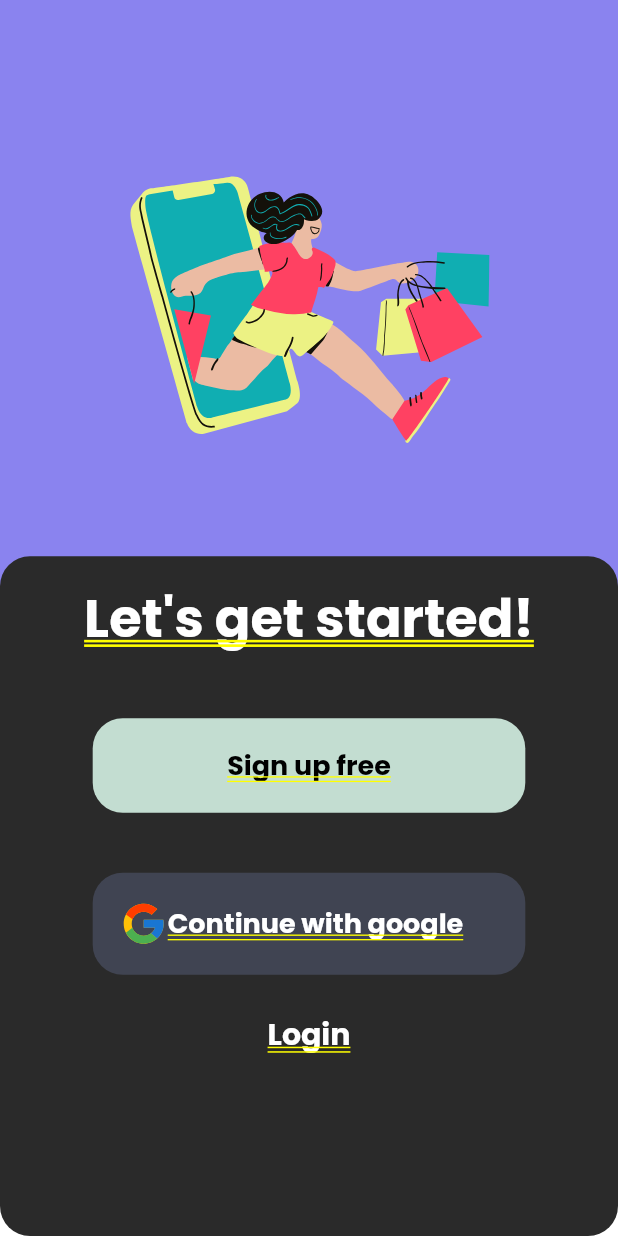
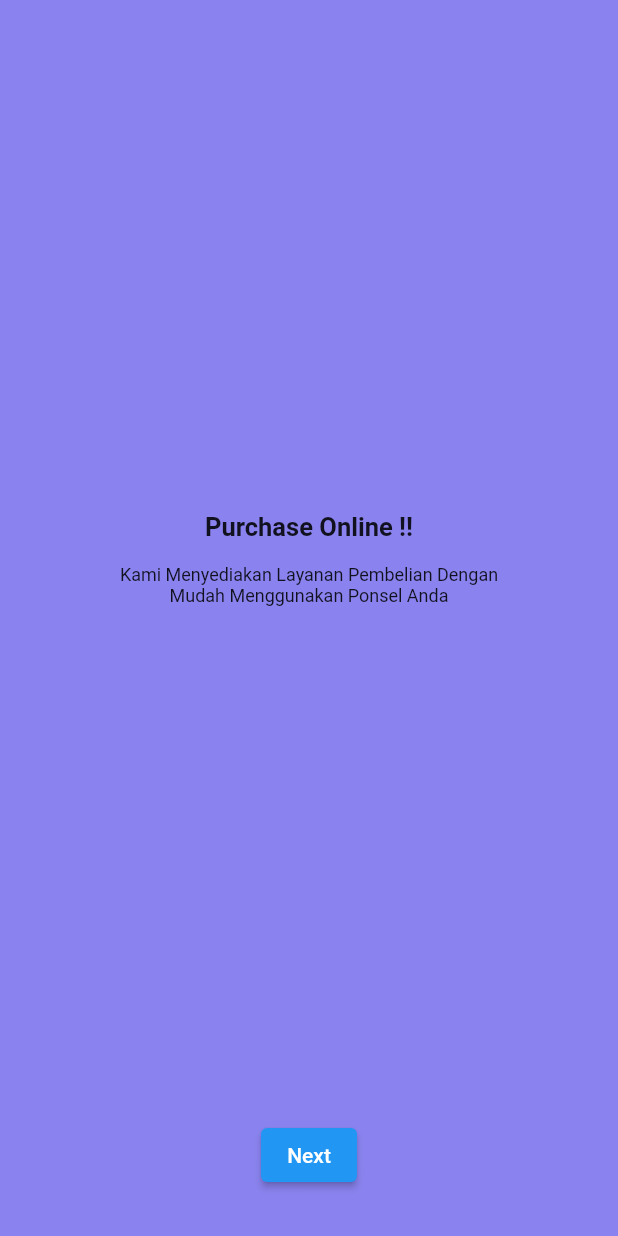
Before and after one commit to Tsabitah07/ecommerce_app, a Flutter app: the screen it shows after launch, on a phone screen of 412 x 824 dp. Run offline on Flutter 3.47's test engine with Material 2 defaults, Android fonts, the phone set to English and light mode, and no system bars; our stand-ins replace flutter_svg, get, google_fonts.

Commit message:
feat [FT] add onBoarding feature

```diff
--- /dev/null
+++ b/lib/controller/onBoardingController.dart
@@ -0,0 +1,19 @@
+import 'package:flutter/material.dart';
+import 'package:get/get.dart';
+
+class OnBoardingPageController extends GetxController {
+  late PageController pageController;
+  RxInt currentIndex = 0.obs;
+
+  @override
+  void onInit() {
+    pageController = PageController(initialPage: 0);
+    super.onInit();
+  }
+
+  @override
+  void onClose() {
+    pageController.dispose();
+    super.onClose();
+  }
+}
--- a/lib/main.dart
+++ b/lib/main.dart
@@ -1,5 +1,7 @@
+import 'package:ecommerce_app/view/LandingPage.dart';
+import 'package:ecommerce_app/view/OnBoardingPage.dart';
 import 'package:flutter/material.dart';
-import './view/RegisterPage.dart';
+import 'package:get/get.dart';
 
 void main() {
   runApp(const MyApp());
@@ -11,8 +13,8 @@ class MyApp extends StatelessWidget {
   // This widget is the root of your application.
   @override
   Widget build(BuildContext context) {
-    return MaterialApp(
-      home: Register(),
+    return GetMaterialApp(
+      home: OnBoardingPageView(),
     );
   }
 }
--- /dev/null
+++ b/lib/view/OnBoardingPage.dart
@@ -0,0 +1,56 @@
+import 'package:ecommerce_app/controller/onBoardingController.dart';
+import 'package:ecommerce_app/view/LandingPage.dart';
+import 'package:flutter/material.dart';
+import 'package:get/get.dart';
+import 'package:ecommerce_app/widget/onBoardingWidget.dart';
+import 'package:ecommerce_app/themes/theme.dart';
+
+class OnBoardingPageView extends StatelessWidget {
+  OnBoardingPageView({Key? key}) : super(key: key);
+
+  // Define your controller here, I removed the final keyword
+  final controller = Get.put(OnBoardingPageController());
+
+  @override
+  Widget build(BuildContext context) {
+    OnBoardingContentList contentList = OnBoardingContentList();
+    return Scaffold(
+      backgroundColor: primaryColor,
+      body: SafeArea(
+        child: Column(
+          children: [
+            Expanded(
+              child: PageView.builder(
+                controller: controller.pageController,
+                onPageChanged: (value) {
+                  controller.currentIndex.value = value;
+                },
+                itemCount: contentList.list_on_board.length,
+                itemBuilder: (context, index) => OnBoardingContent(
+                  title: contentList.list_on_board[index].title,
+                  description: contentList.list_on_board[index].description,
+                ),
+              ),
+            ),
+            Padding(
+              padding: const EdgeInsets.only(right: 25, left: 25, bottom: 30),
+              child: Row(
+                mainAxisAlignment: MainAxisAlignment.center,
+                children: [
+                  ElevatedButton(
+                    onPressed: () {
+                      // Handle navigation to the next page here
+                      // For example, you can use Get.to to navigate to the next page.
+                      Get.to(LandingPage());
+                    },
+                    child: Text('Next'),
+                  ),
+                ],
+              ),
+            ),
+          ],
+        ),
+      ),
+    );
+  }
+}
--- a/lib/view/RegisterPage.dart
+++ /dev/null
@@ -1,106 +0,0 @@
-import 'dart:math';
-
-import 'package:flutter/material.dart';
-import 'package:google_fonts/google_fonts.dart';
-import 'package:flutter_svg/flutter_svg.dart';
-
-//note ganti dari positioned ke column
-
-class Register extends StatelessWidget {
-  @override
-  Widget build(BuildContext context) {
-    return Stack(
-      children: [
-        Align(
-          alignment: Alignment.topCenter,
-          child: Container(
-            color: Color(0xff8A83EF),
-            child: SvgPicture.asset(
-              'assets/images/Reg.svg',
-              width: MediaQuery.of(context).size.width,
-              height: MediaQuery.of(context).size.height * .5,
-            ),
-          ),
-        ),
-        Align(
-          alignment: Alignment.bottomCenter,
-          child: Container(
-            decoration: BoxDecoration(
-              color: const Color(0xff2A2A2A),
-              borderRadius: BorderRadius.circular(20),
-            ),
-            width: MediaQuery.of(context).size.width,
-            height:
-                MediaQuery.of(context).size.height * .55, //fix bottom colors
-            child: Column(children: [
-              Container(
-                padding: EdgeInsets.only(top: 15),
-                child: Text(
-                  "Let's get started!",
-                  style: GoogleFonts.poppins(
-                    color: Colors.white,
-                    fontSize: 35,
-                    fontWeight: FontWeight.bold,
-                  ),
-                ),
-              ),
-              Container(
-                padding: EdgeInsets.all(18),
-                width: MediaQuery.of(context).size.width * .7,
-                decoration: BoxDecoration(
-                    color: Color(0xffC3DDD1),
-                    borderRadius: BorderRadius.circular(20)),
-                margin: EdgeInsets.only(top: 40),
-                child: Center(
-                  child: Text(
-                    "Sign up free",
-                    style: GoogleFonts.poppins(
-                        color: Colors.black,
-                        fontSize: 18,
-                        fontWeight: FontWeight.bold),
-                  ),
-                ),
-              ),
-              Container(
-                padding: EdgeInsets.all(18),
-                width: MediaQuery.of(context).size.width * .7,
-                decoration: BoxDecoration(
-                    color: Color(0xff404452),
-                    borderRadius: BorderRadius.circular(20)),
-                margin: EdgeInsets.only(top: 40),
-                child: Center(
-                  child: Row(
-                    children: [
-                      SvgPicture.asset(
-                        "assets/images/Google.svg",
-                        height: 32,
-                        width: 32,
-                      ),
-                      Text(
-                        "Continue with google",
-                        style: GoogleFonts.poppins(
-                            color: Colors.white,
-                            fontSize: 18,
-                            fontWeight: FontWeight.bold),
-                      ),
-                    ],
-                  ),
-                ),
-              ),
-              Container(
-                margin: EdgeInsets.all(25),
-                child: Text(
-                  "Login",
-                  style: GoogleFonts.poppins(
-                      color: Colors.white,
-                      fontSize: 20,
-                      fontWeight: FontWeight.bold),
-                ),
-              )
-            ]),
-          ),
-        ),
-      ],
-    );
-  }
-}
--- /dev/null
+++ b/lib/widget/onBoardingWidget.dart
@@ -0,0 +1,81 @@
+import 'package:flutter/material.dart';
+import 'package:flutter_svg/svg.dart';
+
+//On Boarding Content
+class OnBoardingContent extends StatelessWidget {
+  const OnBoardingContent({
+    super.key,
+    // required this.image1,
+    // required this.image2,
+    required this.title,
+    required this.description,
+  });
+
+  final String title, description;
+
+  @override
+  Widget build(BuildContext context) {
+    return Column(
+      children: [
+        // SvgPicture.asset(
+        //     // image1,
+        //     // width: 360,
+        //     ),
+        // Spacer(),
+        // SvgPicture.asset(
+        //     // image2,
+        //     // width: 230,
+        //     )
+        Spacer(),
+        Container(
+          width: 260,
+          child: Text(
+            title,
+            textAlign: TextAlign.center,
+            style: TextStyle(
+              fontSize: 17,
+              fontWeight: FontWeight.bold,
+            ),
+          ),
+        ),
+        Padding(
+          padding: const EdgeInsets.only(top: 15),
+          child: SizedBox(
+            width: 290,
+            child: Text(
+              description,
+              textAlign: TextAlign.center,
+              style: TextStyle(
+                fontSize: 12,
+              ),
+            ),
+          ),
+        ),
+        Spacer(),
+      ],
+    );
+  }
+}
+
+//List On Boarding Content
+class OnBoardingContentList {
+  final List<OnBoardingContent> list_on_board = [
+    const OnBoardingContent(
+      // image1: "assets/images/OnBoarding1.svg",
+      // image2: "assets/icons/Icon1.svg",
+      title: "Purchase Online !!",
+      description:
+          "Kami Menyediakan Layanan Pembelian Dengan Mudah Menggunakan Ponsel Anda",
+    ),
+    const OnBoardingContent(
+        // image1: "assets/images/OnBoarding2.svg",
+        // image2: "assets/icons/Icon2.svg",
+        title: "Fast Delivery !!",
+        description: "Memiliki Kurir Yang Kencang Boss, Barang Cepat Sampai"),
+    const OnBoardingContent(
+        // image1: "assets/images/OnBoarding3.svg",
+        // image2: "assets/icons/Icon3.svg",
+        title: "Get your order !!",
+        description: "Ambil Paketmu Sendiri Jika Sudah Diantar"),
+  ];
+}
--- a/pubspec.yaml
+++ b/pubspec.yaml
@@ -32,6 +32,7 @@ dependencies:
     sdk: flutter
   google_fonts: ^6.1.0
   flutter_svg: ^2.0.7
+  get:
 
   # The following adds the Cupertino Icons font to your application.
   # Use with the CupertinoIcons class for iOS style icons.
@@ -40,6 +41,7 @@ dependencies:
 dev_dependencies:
   flutter_test:
     sdk: flutter
+
 
   # The "flutter_lints" package below contains a set of recommended lints to
   # encourage good coding practices. The lint set provided by the package is
```
Also changed, not shown: lib/themes/theme.dart (added, +43 -0 lines), lib/view/LandingPage.dart (added, +125 -0 lines), lib/view/LoginPage.dart (+54 -0 lines), lib/widget/textInput.dart (added, +16 -0 lines), pubspec.lock.
